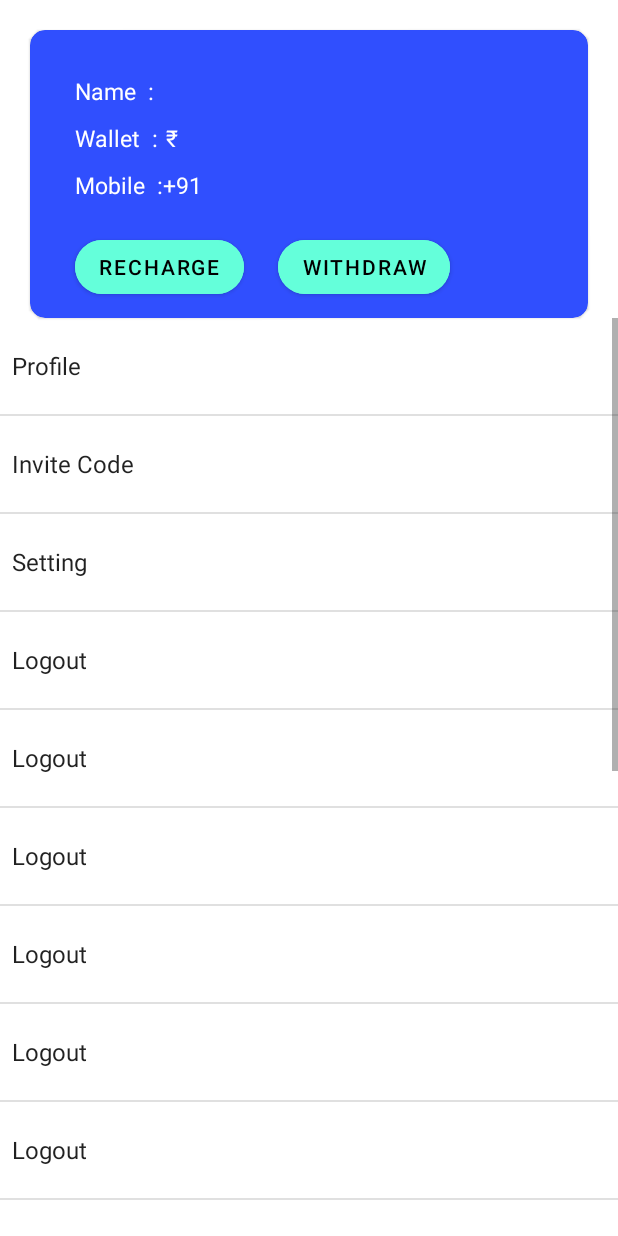
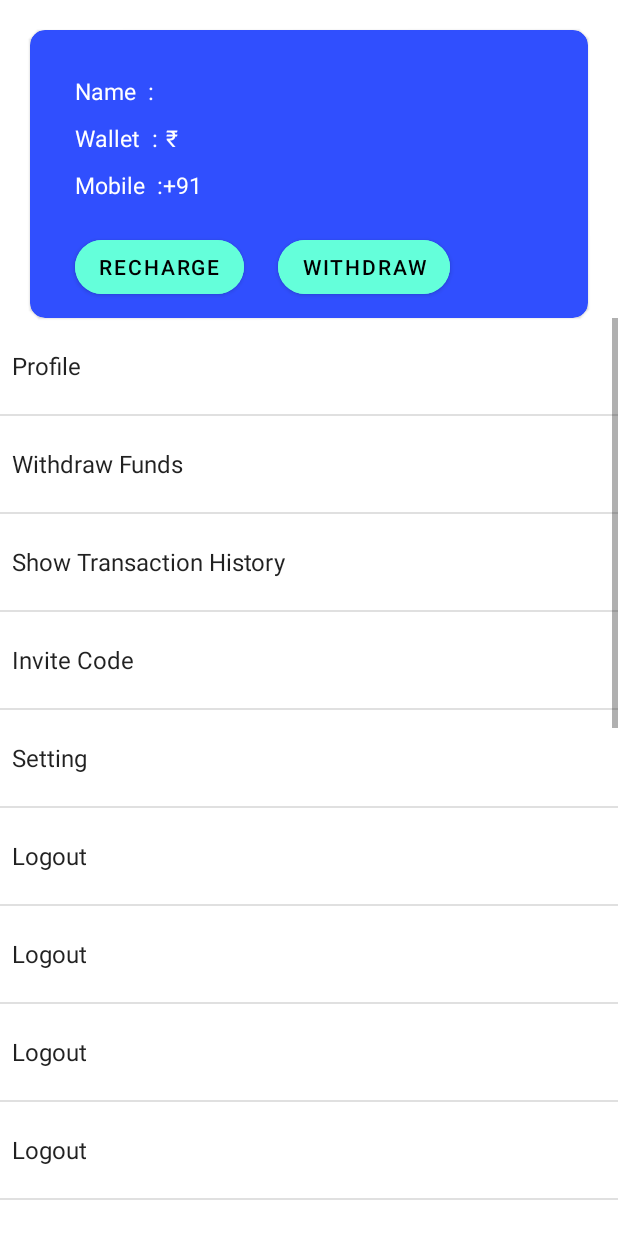
Before and after one commit to gauravmandall/GameStockz, an Android app: the fragment ProfileFragment shown on its own in the app's theme, on a phone screen of 412 x 824 dp. Run offline under Robolectric (Android 15) with nearby library versions, the phone set to English and light mode, and no system bars; our stand-ins replace Firebase (no records; nobody signed in at launch, a user with empty details on screens opened directly); Roboto replaces fonts that are not available here.

Commit message:
initial commit

```diff
--- a/app/src/main/java/com/gamestockz/Activities/LoginActivity.java
+++ b/app/src/main/java/com/gamestockz/Activities/LoginActivity.java
@@ -141,8 +141,6 @@ public class LoginActivity extends AppCompatActivity {
                             Intent intent1=new Intent(getApplicationContext(),OnRechargeActivity.class);
                             //  Intent intent2=new Intent(getApplicationContext(),SearchFragment.class);
                             //intent2.putExtra("mobile",mobilefromdb);
-
-
                             //intent.putExtra("mobile", mobilefromdb);
                             startActivity(intent);
                             //startActivity(intent2);
--- a/app/src/main/java/com/gamestockz/Fragments/ProfileFragment.java
+++ b/app/src/main/java/com/gamestockz/Fragments/ProfileFragment.java
@@ -13,6 +13,7 @@ import androidx.annotation.NonNull;
 import androidx.fragment.app.Fragment;
 
 import com.gamestockz.Activities.OnRechargeActivity;
+import com.gamestockz.Activities.WithdrawActivity;
 import com.gamestockz.R;
 import com.google.android.material.button.MaterialButton;
 import com.google.firebase.database.DataSnapshot;
@@ -40,10 +41,13 @@ public class ProfileFragment extends Fragment {
         nameshow = v.findViewById(R.id.nameShow);
         balance = v.findViewById(R.id.balance);
         recharge=v.findViewById(R.id.rechargeBtn);
+        withdraw=v.findViewById(R.id.withdrawBtn);
         listView=v.findViewById(R.id.lstView);
         mobiledb=v.findViewById(R.id.mobile);
         ArrayList<String> arrayList= new ArrayList<>();
         arrayList.add("Profile");
+        arrayList.add("Withdraw Funds");
+        arrayList.add("Show Transaction History");
         arrayList.add("Invite Code");
         arrayList.add("Setting");
         arrayList.add("Logout");
@@ -104,6 +108,16 @@ public class ProfileFragment extends Fragment {
             }
         });
 
+        withdraw.setOnClickListener(new View.OnClickListener() {
+            @Override
+            public void onClick(View v) {
+                Intent intent = new Intent(getActivity(), WithdrawActivity.class);
+                startActivity(intent);
+            }
+        });
+
+
+
 
 
 
```
